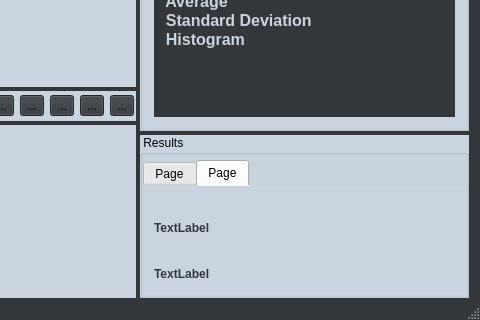
Before: the Qt Designer form ImageProcessor/mainwindow.ui in gitdev1234/ImageProcessor, drawn with Qt 5; both pictures show x 354 to 834 and y 151 to 471 of the 834 by 471 pixel window.
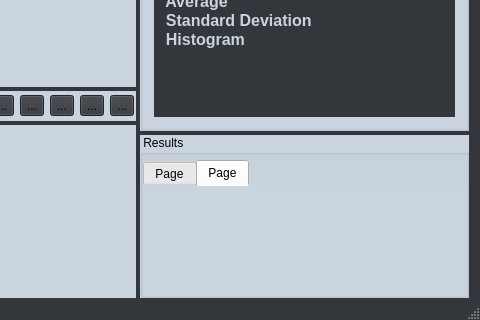
After: the same form once the commit is applied. The open tabs and pages were chosen to show the change. Icons and pictures are not drawn.

The edit to the form file:
```diff
--- a/ImageProcessor/mainwindow.ui
+++ b/ImageProcessor/mainwindow.ui
@@ -1105,7 +1105,7 @@
                 <item>
                  <widget class="QLabel" name="label_18">
                   <property name="text">
-                   <string>TextLabel</string>
+                   <string/>
                   </property>
                  </widget>
                 </item>
@@ -1118,7 +1118,7 @@
                    </size>
                   </property>
                   <property name="text">
-                   <string>TextLabel</string>
+                   <string/>
                   </property>
                  </widget>
                 </item>
```
Left out of the diff: 2 changed lines with no effect on the pictures.
